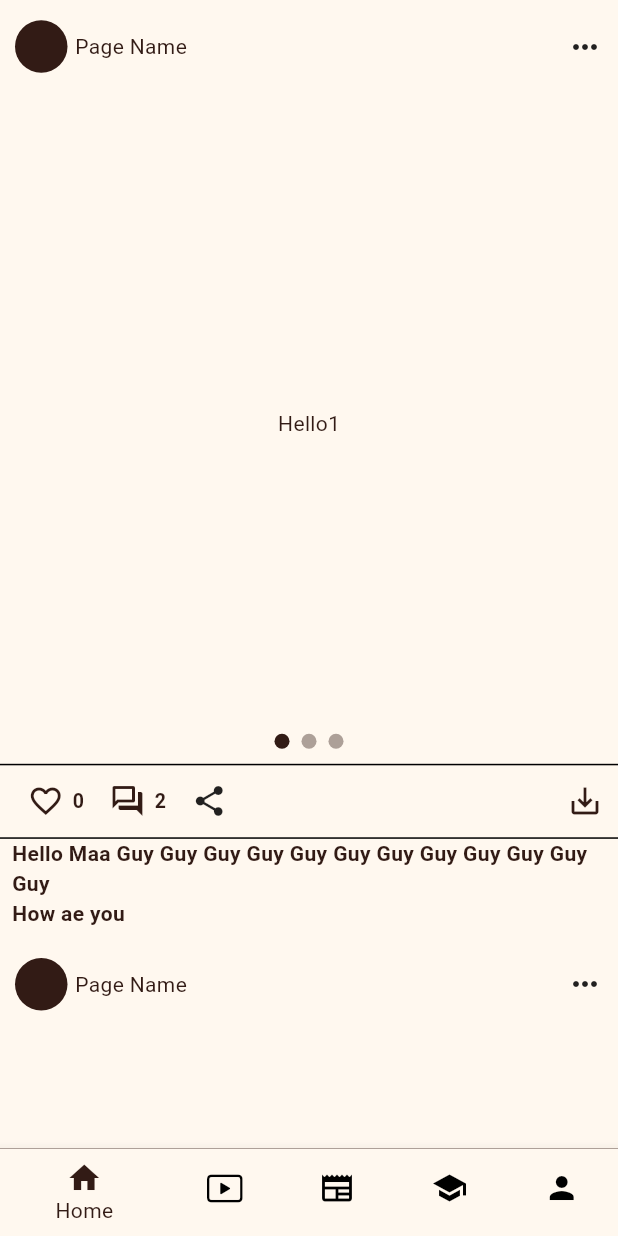
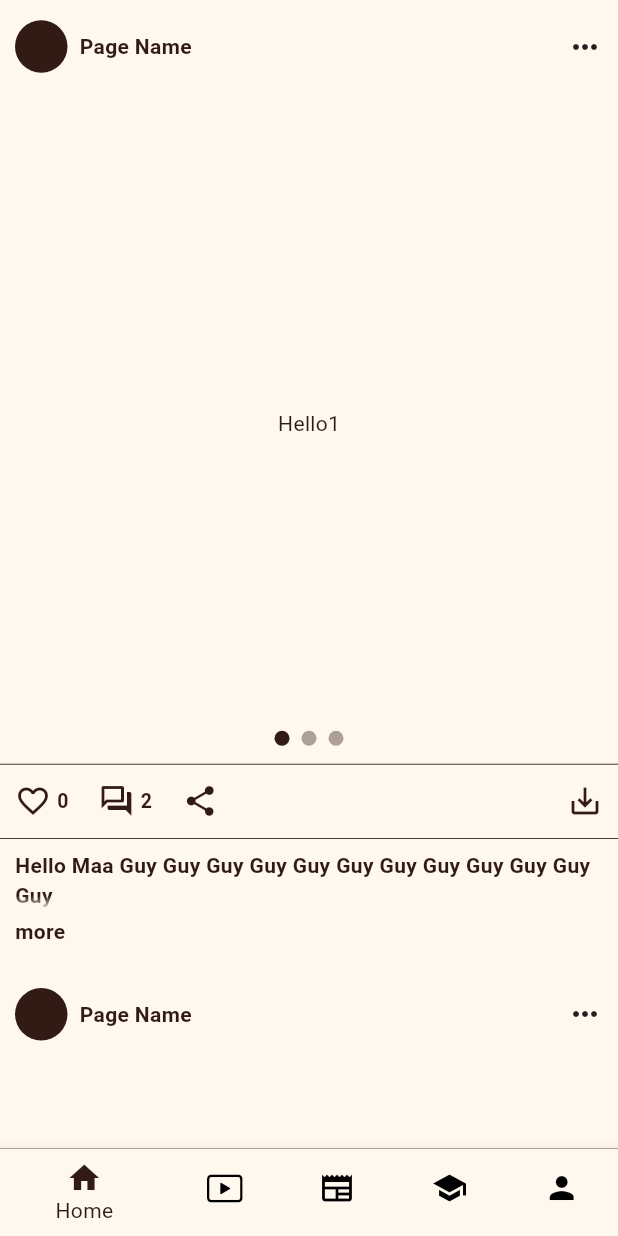
Before and after one commit to Prostorm11/eco_world, a Flutter app: the screen it shows after launch, on a phone screen of 412 x 824 dp. Run offline on Flutter 3.47's test engine with Material 3 defaults, Android fonts, the light colour scheme and no system bars; drawn by our look-alikes of smooth_page_indicator; our stand-ins replace video_player.

Commit message:
ReelAndHomeProgress4

```diff
--- a/lib/screens/HomeScreen/components/gallerybox.dart
+++ b/lib/screens/HomeScreen/components/gallerybox.dart
@@ -16,7 +16,8 @@ class _GalleryboxState extends State<Gallerybox> {
     Center(child: Text("Hello2")),
     Center(child: Text("Hello3")),
   ];
-  int likeCounter=0;
+  int likeCounter = 0;
+
   @override
   void initState() {
     _controller = PageController();
@@ -32,12 +33,14 @@ class _GalleryboxState extends State<Gallerybox> {
   @override
   Widget build(BuildContext context) {
     final cs = Theme.of(context).colorScheme;
+
     return Container(
       margin: const EdgeInsets.symmetric(vertical: 6),
       width: double.infinity,
       child: Column(
         crossAxisAlignment: CrossAxisAlignment.start,
         children: [
+          // Top bar
           Container(
             padding: const EdgeInsets.symmetric(horizontal: 10),
             height: 50,
@@ -45,128 +48,132 @@ class _GalleryboxState extends State<Gallerybox> {
             child: Row(
               mainAxisAlignment: MainAxisAlignment.spaceBetween,
               children: [
-                SizedBox(
-                  child: Row(
+                Row(
                   children: [
                     Container(
                       height: 35,
                       width: 35,
                       decoration: BoxDecoration(
                         color: cs.onSurface,
-                            borderRadius: BorderRadius.circular(17.5)),
+                        borderRadius: BorderRadius.circular(17.5),
                       ),
-                      const SizedBox(
-                        width: 5,
                     ),
-                      const Text("Page Name")
+                    const SizedBox(width: 8),
+                    const Text(
+                      "Page Name",
+                      style: TextStyle(fontWeight: FontWeight.w600),
+                    ),
+                  ],
+                ),
+                const Icon(Icons.more_horiz),
               ],
             ),
           ),
-                const SizedBox(
-                  child: Icon(Icons.more_horiz),
+
+          // Gallery Section
+          SizedBox(
+            height: MediaQuery.of(context).size.height * 0.55,
+            child: Stack(
+              alignment: Alignment.bottomCenter,
+              children: [
+                PageView(controller: _controller, children: images),
+                if (images.length > 1)
+                  Padding(
+                    padding: const EdgeInsets.only(bottom: 12),
+                    child: SmoothPageIndicator(
+                      controller: _controller,
+                      count: images.length,
+                      effect: WormEffect(
+                        activeDotColor: cs.onSurface,
+                        dotColor: cs.onSurface.withOpacity(0.4),
+                        dotHeight: 10,
+                        dotWidth: 10,
+                      ),
+                    ),
                   ),
               ],
             ),
           ),
-          SizedBox(
-            height: MediaQuery.of(context).size.height*0.55,
-            /* color: Colors.red, */
-            child: Stack(
-              alignment: Alignment.bottomCenter,
-              children: [
-                PageView(controller: _controller, children: images),
-                images.length > 1
-                    ? Padding(
-                        padding: const EdgeInsets.only(bottom: 10),
-                        child: SmoothPageIndicator(
-                          controller: _controller,
-                          count: 3,
-                          effect: WormEffect(
-                              activeDotColor: cs.onSurface,
-                              dotColor: cs.onSurface.withOpacity(0.4),
-                              dotHeight: 10,
-                              dotWidth: 10),
-                        ),
-                      )
-                    : const SizedBox()
-              ],
-            ),
-          ),
+
+          // Action bar
           Container(
             padding: const EdgeInsets.symmetric(horizontal: 10),
             decoration: const BoxDecoration(
               border: Border(
-                    bottom: BorderSide(width: 1), top: BorderSide(width: 1))),
+                top: BorderSide(width: 0.5),
+                bottom: BorderSide(width: 0.5),
+              ),
+            ),
             height: 50,
-            /*  color: Colors.black, */
             child: Row(
-              crossAxisAlignment: CrossAxisAlignment.center,
               mainAxisAlignment: MainAxisAlignment.spaceBetween,
               children: [
-                SizedBox(
-                  width: 150,
-                  child: Row(
-                    mainAxisAlignment: MainAxisAlignment.spaceAround,
+                // Left actions
+                Row(
                   children: [
                     InkWell(
                       onTap: () {
                         setState(() {
-                            likeCounter+=1;
+                          likeCounter += 1;
                         });
                       },
-                        child:  SizedBox(
                       child: Row(
                         children: [
-                             Icon(Icons.favorite_border,color: cs.onSurface,),
-                            const SizedBox(
-                              width: 6,
-                            ),
+                          Icon(Icons.favorite_border, color: cs.onSurface),
+                          const SizedBox(width: 4),
                           Text(
                             "$likeCounter",
                             style: const TextStyle(
-                                  fontSize: 13, fontWeight: FontWeight.w700),
-                            )
+                              fontSize: 13,
+                              fontWeight: FontWeight.w700,
+                            ),
+                          ),
                         ],
-                        )),
                       ),
+                    ),
+                    const SizedBox(width: 20),
                     InkWell(
                       onTap: () {
                         showCustomCommentModal(context);
                       },
-                        child:  SizedBox(
                       child: Row(
-                          mainAxisAlignment: MainAxisAlignment.spaceBetween,
                         children: [
-                            Icon(Icons.forum_outlined,color:cs.onSurface,),
-                            const SizedBox(
-                              width: 6,
-                            ),
+                          Icon(Icons.forum_outlined, color: cs.onSurface),
+                          const SizedBox(width: 4),
                           const Text(
                             "2",
                             style: TextStyle(
-                                  fontSize: 13, fontWeight: FontWeight.w700),
-                            )
-                          ],
-                        )),
+                              fontSize: 13,
+                              fontWeight: FontWeight.w700,
                             ),
-                      InkWell(onTap: () {}, child: const Icon(Icons.share)),
+                          ),
                         ],
                       ),
                     ),
-                 Icon(Icons.save_alt_outlined,color: cs.onSurface,),
+                    const SizedBox(width: 20),
+                    InkWell(
+                      onTap: () {},
+                      child: Icon(Icons.share, color: cs.onSurface),
+                    ),
+                  ],
+                ),
+
+                // Save button
+                Icon(Icons.save_alt_outlined, color: cs.onSurface),
               ],
             ),
           ),
-           const SizedBox(
-            child: Column(
-              crossAxisAlignment: CrossAxisAlignment.start,
-              children: [
-                Padding(
-                  padding: EdgeInsets.symmetric(horizontal:8.0),
-                  child: Text('''Hello Maa Guy Guy Guy Guy Guy Guy Guy Guy Guy Guy Guy Guy
-How ae you''',style: TextStyle(fontSize: 14,fontWeight: FontWeight.w600),),
-                )
-              ],
+
+          // Description section with expandable text
+          const Padding(
+            padding: EdgeInsets.symmetric(horizontal: 10, vertical: 8),
+            child: ExpandableText(
+              text:
+                  '''Hello Maa Guy Guy Guy Guy Guy Guy Guy Guy Guy Guy Guy Guy\nHow ae you''',
+              style: TextStyle(
+                fontSize: 14,
+                fontWeight: FontWeight.w600,
+              ),
             ),
           ),
         ],
@@ -174,3 +181,67 @@ How ae you''',style: TextStyle(fontSize: 14,fontWeight: FontWeight.w600),),
     );
   }
 }
+
+// Reusable expandable text widget
+class ExpandableText extends StatefulWidget {
+  final String text;
+  final TextStyle? style;
+
+  const ExpandableText({
+    super.key,
+    required this.text,
+    this.style,
+  });
+
+  @override
+  State<ExpandableText> createState() => _ExpandableTextState();
+}
+
+class _ExpandableTextState extends State<ExpandableText> {
+  bool _expanded = false;
+
+  @override
+  Widget build(BuildContext context) {
+    final maxLines = _expanded ? null : 2;
+
+    return LayoutBuilder(
+      builder: (context, constraints) {
+        final span = TextSpan(text: widget.text, style: widget.style);
+        final tp = TextPainter(
+          text: span,
+          maxLines: 2,
+          textDirection: TextDirection.ltr,
+        )..layout(maxWidth: constraints.maxWidth);
+
+        final isOverflowing = tp.didExceedMaxLines;
+
+        return Column(
+          crossAxisAlignment: CrossAxisAlignment.start,
+          children: [
+            Text(
+              widget.text,
+              style: widget.style,
+              maxLines: maxLines,
+              overflow: TextOverflow.fade,
+              softWrap: true,
+            ),
+            if (isOverflowing || _expanded)
+              InkWell(
+                onTap: () => setState(() => _expanded = !_expanded),
+                child: Padding(
+                  padding: const EdgeInsets.only(top: 4),
+                  child: Text(
+                    _expanded ? 'less' : 'more',
+                    style: const TextStyle(
+                      fontWeight: FontWeight.bold,
+
+                    ),
+                  ),
+                ),
+              ),
+          ],
+        );
+      },
+    );
+  }
+}
--- /dev/null
+++ b/lib/screens/ReelsScreen/components/reelbox.dart
@@ -0,0 +1,53 @@
+import 'package:flutter/cupertino.dart';
+import 'package:flutter/material.dart';
+import 'package:video_player/video_player.dart';
+
+class Reelbox extends StatefulWidget {
+  const Reelbox({super.key});
+
+  @override
+  State<Reelbox> createState() => _ReelboxState();
+}
+
+class _ReelboxState extends State<Reelbox> {
+  late VideoPlayerController _videoController;
+  @override
+  void initState() {
+    initializeVideoCrontroller();
+    super.initState();
+  }
+  Future <void> initializeVideoCrontroller()async{
+    _videoController=VideoPlayerController.networkUrl(Uri.parse('https://flutter.github.io/assets-for-api-docs/assets/videos/bee.mp4'));
+    await _videoController.initialize();
+    _videoController.setLooping(true);
+    _videoController.setVolume(100);
+
+    if(!mounted) return;
+    _videoController.play();
+    setState(() {
+
+    });
+  }
+
+   @override
+  void dispose() {
+
+    _videoController.dispose();
+    super.dispose();
+  }
+  @override
+  Widget build(BuildContext context) {
+    final height = MediaQuery.of(context).size.height;
+    final width= MediaQuery.of(context).size.width;
+    return  Container(
+      height: height*0.2,
+      width: height*0.2,
+      decoration: BoxDecoration(
+        color: Colors.yellowAccent,
+        borderRadius: BorderRadius.circular(height*0.015),
+        boxShadow: [BoxShadow(color: Colors.grey.withOpacity(0.7),blurRadius: 2,spreadRadius: 1)]
+      ),
+      child: VideoPlayer(_videoController),
+    );
+  }
+}
--- a/lib/screens/ReelsScreen/reels.dart
+++ b/lib/screens/ReelsScreen/reels.dart
@@ -1,4 +1,5 @@
 import 'package:eco_world/screens/ReelsScreen/components/actionbar.dart';
+import 'package:eco_world/screens/ReelsScreen/components/reelbox.dart';
 import 'package:eco_world/screens/ReelsScreen/components/videobox.dart';
 import 'package:flutter/material.dart';
 import 'package:video_player/video_player.dart';
@@ -19,7 +20,7 @@ class _ReelsScreenState extends State<ReelsScreen> {
     'https://commondatastorage.googleapis.com/gtv-videos-bucket/sample/ElephantsDream.mp4',
   ];
 
-  late List<VideoPlayerController?> _controllers;
+  /* late List<VideoPlayerController?> _controllers;
   int currentIndex = 0;
 
   @override
@@ -72,12 +73,12 @@ class _ReelsScreenState extends State<ReelsScreen> {
     }
     pageController.dispose();
     super.dispose();
-  }
+  } */
 
   @override
   Widget build(BuildContext context) {
     return Scaffold(
-      body: PageView.builder(
+      body: /* PageView.builder(
         controller: pageController,
         scrollDirection: Axis.vertical,
         onPageChanged: _onPageChanged,
@@ -88,8 +89,8 @@ class _ReelsScreenState extends State<ReelsScreen> {
               ? Videobox(videoController: controller)
               : const Center(child: CircularProgressIndicator());
         },
-      ),
-
+      ), */
+     Reelbox()
     );
   }
 }
```
Lines whose indentation alone changed are shown as unchanged.
